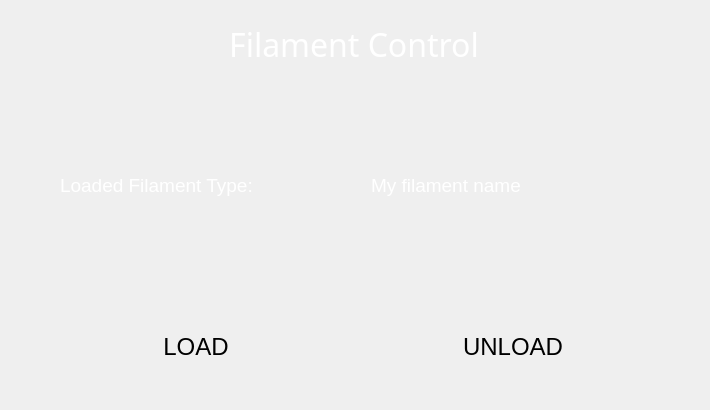
Above: BlocksScreen/lib/ui/filamentStackedWidget.ui from BlocksTechnology/BlocksScreen before the change. Below: the same form after it.
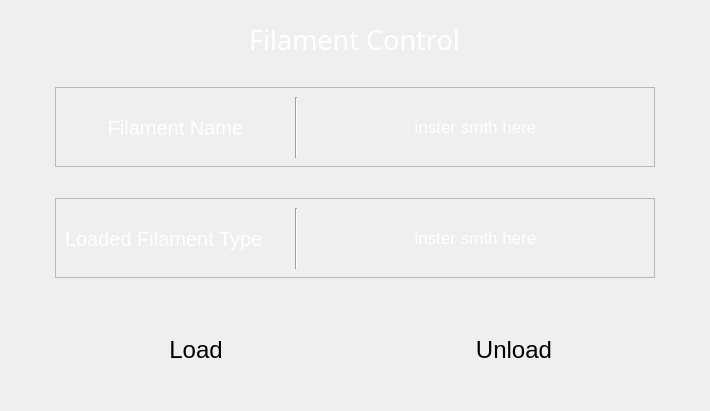
That is the form after the change. Custom widgets are drawn as their Qt base class.

Diff of the .ui file:
```diff
--- a/BlocksScreen/lib/ui/filamentStackedWidget.ui
+++ b/BlocksScreen/lib/ui/filamentStackedWidget.ui
@@ -7,7 +7,7 @@
     <x>0</x>
     <y>0</y>
     <width>710</width>
-    <height>410</height>
+    <height>411</height>
    </rect>
   </property>
   <property name="sizePolicy">
@@ -56,22 +56,33 @@
      <height>420</height>
     </size>
    </property>
-   <widget class="QWidget" name="horizontalLayoutWidget">
-    <property name="geometry">
-     <rect>
-      <x>9</x>
-      <y>9</y>
-      <width>691</width>
-      <height>71</height>
-     </rect>
-    </property>
+   <layout class="QVBoxLayout" name="verticalLayout">
+    <item>
     <layout class="QHBoxLayout" name="filament_page_header_layout">
      <item alignment="Qt::AlignHCenter|Qt::AlignVCenter">
       <widget class="QLabel" name="filament_page_header_title">
+        <property name="sizePolicy">
+         <sizepolicy hsizetype="Minimum" vsizetype="Minimum">
+          <horstretch>0</horstretch>
+          <verstretch>0</verstretch>
+         </sizepolicy>
+        </property>
+        <property name="minimumSize">
+         <size>
+          <width>0</width>
+          <height>60</height>
+         </size>
+        </property>
+        <property name="maximumSize">
+         <size>
+          <width>16777215</width>
+          <height>60</height>
+         </size>
+        </property>
        <property name="font">
         <font>
          <family>Momcake</family>
-         <pointsize>24</pointsize>
+          <pointsize>20</pointsize>
         </font>
        </property>
        <property name="layoutDirection">
@@ -92,102 +103,288 @@
       </widget>
      </item>
     </layout>
-   </widget>
-   <widget class="QWidget" name="verticalLayoutWidget">
+    </item>
+    <item>
+     <spacer name="verticalSpacer">
+      <property name="orientation">
+       <enum>Qt::Vertical</enum>
+      </property>
+      <property name="sizeHint" stdset="0">
+       <size>
+        <width>20</width>
+        <height>40</height>
+       </size>
+      </property>
+     </spacer>
+    </item>
+    <item>
+     <layout class="QVBoxLayout" name="verticalLayout_4" stretch="0">
+      <item>
+       <layout class="QVBoxLayout" name="verticalLayout_3">
+        <item alignment="Qt::AlignHCenter">
+         <widget class="BlocksCustomFrame" name="frame_8">
+          <property name="sizePolicy">
+           <sizepolicy hsizetype="Expanding" vsizetype="Expanding">
+            <horstretch>0</horstretch>
+            <verstretch>0</verstretch>
+           </sizepolicy>
+          </property>
+          <property name="minimumSize">
+           <size>
+            <width>600</width>
+            <height>80</height>
+           </size>
+          </property>
+          <property name="maximumSize">
+           <size>
+            <width>600</width>
+            <height>80</height>
+           </size>
+          </property>
+          <property name="frameShape">
+           <enum>QFrame::StyledPanel</enum>
+          </property>
+          <property name="frameShadow">
+           <enum>QFrame::Raised</enum>
+          </property>
+          <widget class="QLabel" name="filament_page_info_content_6">
     <property name="geometry">
      <rect>
-      <x>10</x>
-      <y>90</y>
-      <width>691</width>
-      <height>297</height>
-     </rect>
-    </property>
-    <layout class="QVBoxLayout" name="filament_page_content_layout" stretch="0,1">
-     <item>
-      <layout class="QHBoxLayout" name="filament_page_information">
-       <property name="spacing">
-        <number>0</number>
-       </property>
-       <property name="leftMargin">
-        <number>50</number>
-       </property>
-       <property name="topMargin">
-        <number>0</number>
-       </property>
-       <property name="rightMargin">
-        <number>20</number>
-       </property>
-       <property name="bottomMargin">
-        <number>20</number>
-       </property>
-       <item alignment="Qt::AlignLeft|Qt::AlignVCenter">
-        <widget class="QLabel" name="filament_page_info_title">
+             <x>20</x>
+             <y>20</y>
+             <width>201</width>
+             <height>41</height>
+            </rect>
+           </property>
          <property name="minimumSize">
           <size>
-           <width>210</width>
-           <height>60</height>
+             <width>0</width>
+             <height>0</height>
           </size>
          </property>
          <property name="maximumSize">
           <size>
-           <width>220</width>
+             <width>280</width>
            <height>60</height>
           </size>
          </property>
          <property name="font">
           <font>
-           <pointsize>14</pointsize>
+             <pointsize>15</pointsize>
           </font>
          </property>
          <property name="styleSheet">
-          <string notr="true">background: transparent; color: white;</string>
+            <string notr="true">background: transparent; color:white ;</string>
          </property>
          <property name="text">
-          <string>Loaded Filament Type:</string>
-         </property>
-        </widget>
-       </item>
-       <item alignment="Qt::AlignLeft|Qt::AlignVCenter">
-        <widget class="QLabel" name="filament_page_info_content">
-         <property name="minimumSize">
-          <size>
-           <width>250</width>
-           <height>60</height>
-          </size>
-         </property>
-         <property name="maximumSize">
-          <size>
-           <width>300</width>
-           <height>60</height>
-          </size>
-         </property>
-         <property name="font">
-          <font>
-           <pointsize>14</pointsize>
-          </font>
-         </property>
-         <property name="styleSheet">
-          <string notr="true">background: transparent; color: white;</string>
-         </property>
-         <property name="text">
-          <string>My filament name</string>
+            <string>Filament Name</string>
          </property>
          <property name="alignment">
-          <set>Qt::AlignLeading|Qt::AlignLeft|Qt::AlignVCenter</set>
+            <set>Qt::AlignCenter</set>
          </property>
          <property name="textInteractionFlags">
           <set>Qt::NoTextInteraction</set>
          </property>
         </widget>
-       </item>
-      </layout>
-     </item>
+          <widget class="QLabel" name="label">
+           <property name="geometry">
+            <rect>
+             <x>260</x>
+             <y>10</y>
+             <width>321</width>
+             <height>60</height>
+            </rect>
+           </property>
+           <property name="minimumSize">
+            <size>
+             <width>0</width>
+             <height>60</height>
+            </size>
+           </property>
+           <property name="maximumSize">
+            <size>
+             <width>16777215</width>
+             <height>60</height>
+            </size>
+           </property>
+           <property name="font">
+            <font>
+             <pointsize>13</pointsize>
+            </font>
+           </property>
+           <property name="styleSheet">
+            <string notr="true">color:white</string>
+           </property>
+           <property name="text">
+            <string>inster smth here</string>
+           </property>
+           <property name="alignment">
+            <set>Qt::AlignCenter</set>
+           </property>
+          </widget>
+          <widget class="Line" name="line">
+           <property name="geometry">
+            <rect>
+             <x>240</x>
+             <y>10</y>
+             <width>3</width>
+             <height>61</height>
+            </rect>
+           </property>
+           <property name="styleSheet">
+            <string notr="true">color:white</string>
+           </property>
+           <property name="orientation">
+            <enum>Qt::Vertical</enum>
+           </property>
+          </widget>
+         </widget>
+        </item>
+        <item>
+         <spacer name="verticalSpacer_3">
+          <property name="orientation">
+           <enum>Qt::Vertical</enum>
+          </property>
+          <property name="sizeHint" stdset="0">
+           <size>
+            <width>20</width>
+            <height>40</height>
+           </size>
+          </property>
+         </spacer>
+        </item>
+        <item alignment="Qt::AlignHCenter">
+         <widget class="BlocksCustomFrame" name="frame_7">
+          <property name="sizePolicy">
+           <sizepolicy hsizetype="Expanding" vsizetype="Expanding">
+            <horstretch>0</horstretch>
+            <verstretch>0</verstretch>
+           </sizepolicy>
+          </property>
+          <property name="minimumSize">
+           <size>
+            <width>600</width>
+            <height>80</height>
+           </size>
+          </property>
+          <property name="maximumSize">
+           <size>
+            <width>600</width>
+            <height>80</height>
+           </size>
+          </property>
+          <property name="frameShape">
+           <enum>QFrame::StyledPanel</enum>
+          </property>
+          <property name="frameShadow">
+           <enum>QFrame::Raised</enum>
+          </property>
+          <widget class="QLabel" name="filament_page_info_title_6">
+           <property name="geometry">
+            <rect>
+             <x>10</x>
+             <y>20</y>
+             <width>231</width>
+             <height>41</height>
+            </rect>
+           </property>
+           <property name="minimumSize">
+            <size>
+             <width>0</width>
+             <height>0</height>
+            </size>
+           </property>
+           <property name="maximumSize">
+            <size>
+             <width>280</width>
+             <height>60</height>
+            </size>
+           </property>
+           <property name="font">
+            <font>
+             <pointsize>15</pointsize>
+            </font>
+           </property>
+           <property name="styleSheet">
+            <string notr="true">background: transparent; color: white;</string>
+           </property>
+           <property name="text">
+            <string>Loaded Filament Type</string>
+           </property>
+          </widget>
+          <widget class="QLabel" name="label_2">
+           <property name="geometry">
+            <rect>
+             <x>260</x>
+             <y>10</y>
+             <width>321</width>
+             <height>60</height>
+            </rect>
+           </property>
+           <property name="minimumSize">
+            <size>
+             <width>0</width>
+             <height>60</height>
+            </size>
+           </property>
+           <property name="maximumSize">
+            <size>
+             <width>16777215</width>
+             <height>60</height>
+            </size>
+           </property>
+           <property name="font">
+            <font>
+             <pointsize>13</pointsize>
+            </font>
+           </property>
+           <property name="styleSheet">
+            <string notr="true">color:white</string>
+           </property>
+           <property name="text">
+            <string>inster smth here</string>
+           </property>
+           <property name="alignment">
+            <set>Qt::AlignCenter</set>
+           </property>
+          </widget>
+          <widget class="Line" name="line_2">
+           <property name="geometry">
+            <rect>
+             <x>240</x>
+             <y>10</y>
+             <width>3</width>
+             <height>61</height>
+            </rect>
+           </property>
+           <property name="styleSheet">
+            <string notr="true">color:white</string>
+           </property>
+           <property name="orientation">
+            <enum>Qt::Vertical</enum>
+           </property>
+          </widget>
+         </widget>
+        </item>
      <item>
-      <layout class="QHBoxLayout" name="filament_page_button_group">
+         <spacer name="verticalSpacer_2">
+          <property name="orientation">
+           <enum>Qt::Vertical</enum>
+          </property>
+          <property name="sizeHint" stdset="0">
+           <size>
+            <width>20</width>
+            <height>40</height>
+           </size>
+          </property>
+         </spacer>
+        </item>
+        <item>
+         <layout class="QHBoxLayout" name="horizontalLayout">
        <item>
         <widget class="BlocksCustomButton" name="filament_page_load_btn">
          <property name="sizePolicy">
-          <sizepolicy hsizetype="MinimumExpanding" vsizetype="MinimumExpanding">
+             <sizepolicy hsizetype="Minimum" vsizetype="Minimum">
            <horstretch>0</horstretch>
            <verstretch>0</verstretch>
           </sizepolicy>
@@ -228,7 +425,7 @@
           <string notr="true"/>
          </property>
          <property name="text">
-          <string>LOAD</string>
+             <string>Load</string>
          </property>
          <property name="autoDefault">
           <bool>false</bool>
@@ -250,7 +447,7 @@
        <item>
         <widget class="BlocksCustomButton" name="filament_page_unload_btn">
          <property name="sizePolicy">
-          <sizepolicy hsizetype="MinimumExpanding" vsizetype="MinimumExpanding">
+             <sizepolicy hsizetype="Minimum" vsizetype="Minimum">
            <horstretch>0</horstretch>
            <verstretch>0</verstretch>
           </sizepolicy>
@@ -291,7 +488,7 @@
           <string notr="true"/>
          </property>
          <property name="text">
-          <string>UNLOAD</string>
+             <string>Unload</string>
          </property>
          <property name="autoDefault">
           <bool>false</bool>
@@ -313,7 +510,23 @@
       </layout>
      </item>
     </layout>
-   </widget>
+      </item>
+     </layout>
+    </item>
+    <item>
+     <spacer name="verticalSpacer_4">
+      <property name="orientation">
+       <enum>Qt::Vertical</enum>
+      </property>
+      <property name="sizeHint" stdset="0">
+       <size>
+        <width>20</width>
+        <height>40</height>
+       </size>
+      </property>
+     </spacer>
+    </item>
+   </layout>
   </widget>
   <widget class="QWidget" name="load_page">
    <property name="sizePolicy">
@@ -1316,16 +1529,22 @@
   </widget>
  </widget>
  <customwidgets>
+  <customwidget>
+   <class>IconButton</class>
+   <extends>QPushButton</extends>
+   <header location="global">lib.utils.icon_button</header>
+  </customwidget>
+  <customwidget>
+   <class>BlocksCustomFrame</class>
+   <extends>QFrame</extends>
+   <header location="global">lib.utils.blocks_frame</header>
+   <container>1</container>
+  </customwidget>
   <customwidget>
    <class>BlocksCustomButton</class>
    <extends>QPushButton</extends>
    <header location="global">lib.utils.blocks_button</header>
   </customwidget>
-  <customwidget>
-   <class>IconButton</class>
-   <extends>QPushButton</extends>
-   <header location="global">lib.utils.iconButton</header>
-  </customwidget>
  </customwidgets>
  <resources>
   <include location="resources/button_resources.qrc"/>
```
Left out of the diff: 369 changed lines with no effect on the pictures. Lines whose indentation alone changed are shown as unchanged.
